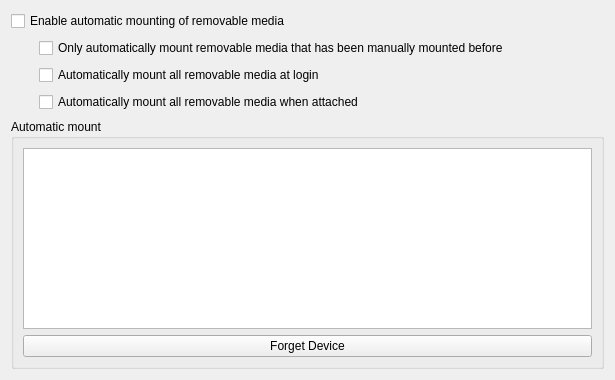
The window that solid-device-automounter/kcm/DeviceAutomounterKCM.ui (Sonic-DE/sonic-desktop-interface) describes before a commit, drawn with Qt 5.
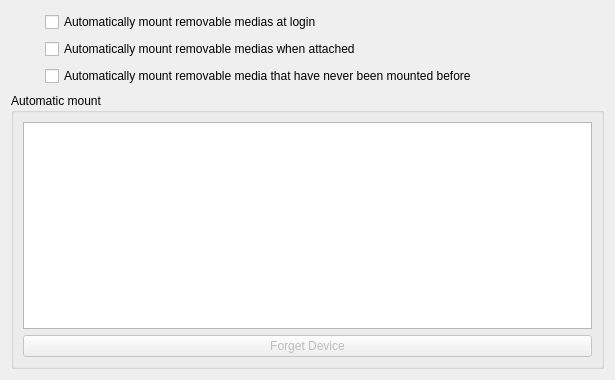
The same window after the commit.

Commit message:
KCM Automounter: invert text description of AutomountUnknownDevices which was inverted
Make it more clearer that this settings depends on AutomountOnLogin and AutomountOnPlugin to be set.

FIXED-IN: 5.24

```diff
--- a/solid-device-automounter/kcm/DeviceAutomounterKCM.ui
+++ b/solid-device-automounter/kcm/DeviceAutomounterKCM.ui
@@ -11,51 +11,15 @@
    </rect>
   </property>
   <layout class="QGridLayout" name="gridLayout_2">
-   <item row="0" column="0" colspan="3">
-    <widget class="QCheckBox" name="kcfg_AutomountEnabled">
-     <property name="whatsThis">
-      <string>When this is unchecked, no device automounting of any kind will happen, regardless of anything selected in the &quot;Device Overrides&quot; section.</string>
-     </property>
-     <property name="text">
-      <string>Enable automatic mounting of removable media</string>
-     </property>
-    </widget>
-   </item>
-   <item row="1" column="0">
-    <spacer name="horizontalSpacer">
-     <property name="orientation">
-      <enum>Qt::Horizontal</enum>
-     </property>
-     <property name="sizeType">
-      <enum>QSizePolicy::Fixed</enum>
-     </property>
-     <property name="sizeHint" stdset="0">
-      <size>
-       <width>22</width>
-       <height>76</height>
-      </size>
-     </property>
-    </spacer>
-   </item>
-   <item row="1" column="1">
+   <item row="0" column="2">
     <layout class="QVBoxLayout" name="verticalLayout">
-     <item>
-      <widget class="QCheckBox" name="kcfg_AutomountUnknownDevices">
-       <property name="whatsThis">
-        <string>When this is checked, only remembered devices will be automatically mounted. A device is 'remembered' if it has ever been mounted before. For instance, plugging in a USB media player to charge is not sufficient to 'remember' it - if the files are not accessed, it will not be automatically mounted the next time it is seen. Once they have been accessed, however, the device's contents will be automatically made available to the system.</string>
-       </property>
-       <property name="text">
-        <string>Only automatically mount removable media that has been manually mounted before</string>
-       </property>
-      </widget>
-     </item>
      <item>
       <widget class="QCheckBox" name="kcfg_AutomountOnLogin">
        <property name="whatsThis">
         <string>If any removable storage devices are connected to your system when you login to your desktop, their contents will automatically be made available to your system for other programs to read.</string>
        </property>
        <property name="text">
-        <string>Automatically mount all removable media at login</string>
+        <string>Automatically mount removable medias at login</string>
        </property>
       </widget>
      </item>
@@ -65,13 +29,39 @@
         <string>When this is checked, the contents of any storage device will automatically be made available to the system when it is plugged in or attached.</string>
        </property>
        <property name="text">
-        <string>Automatically mount all removable media when attached</string>
+        <string>Automatically mount removable medias when attached</string>
+       </property>
+      </widget>
+     </item>
+     <item>
+      <widget class="QCheckBox" name="kcfg_AutomountUnknownDevices">
+       <property name="whatsThis">
+        <string>When this is not checked, only remembered devices will be automatically mounted. A device is 'remembered' if it has ever been mounted before. For instance, plugging in a USB media player to charge is not sufficient to 'remember' it - if the files are not accessed, it will not be automatically mounted the next time it is seen. Once they have been accessed, however, the device's contents will be automatically made available to the system.</string>
+       </property>
+       <property name="text">
+        <string>Automatically mount removable media that have never been mounted before</string>
        </property>
       </widget>
      </item>
     </layout>
    </item>
-   <item row="1" column="2">
+   <item row="0" column="0">
+    <spacer name="horizontalSpacer">
+     <property name="orientation">
+      <enum>Qt::Horizontal</enum>
+     </property>
+     <property name="sizeType">
+      <enum>QSizePolicy::Fixed</enum>
+     </property>
+     <property name="sizeHint" stdset="0">
+      <size>
+       <width>22</width>
+       <height>76</height>
+      </size>
+     </property>
+    </spacer>
+   </item>
+   <item row="0" column="3">
     <spacer name="horizontalSpacer_2">
      <property name="orientation">
       <enum>Qt::Horizontal</enum>
@@ -84,8 +74,8 @@
      </property>
     </spacer>
    </item>
-   <item row="2" column="0" colspan="3">
-    <widget class="QGroupBox" name="groupBox">
+   <item row="1" column="0" colspan="4">
+    <widget class="QGroupBox" name="deviceGroupBox">
      <property name="title">
       <string>Automatic mount</string>
      </property>
@@ -133,6 +123,9 @@
        <layout class="QHBoxLayout" name="horizontalLayout">
         <item>
          <widget class="QPushButton" name="forgetDevice">
+          <property name="enabled">
+           <bool>false</bool>
+          </property>
           <property name="whatsThis">
            <string>Clicking this button causes the selected devices to be 'forgotten'. This is only useful if &quot;Only automatically mount removable media that has been manually mounted before&quot; is checked. Once a device is forgotten and the system is set to only automatically mount familiar devices, the device will not be automatically mounted.</string>
           </property>
```
Left out of the diff: 67 changed lines with no effect on the pictures. The commit also changes 2 other files.
